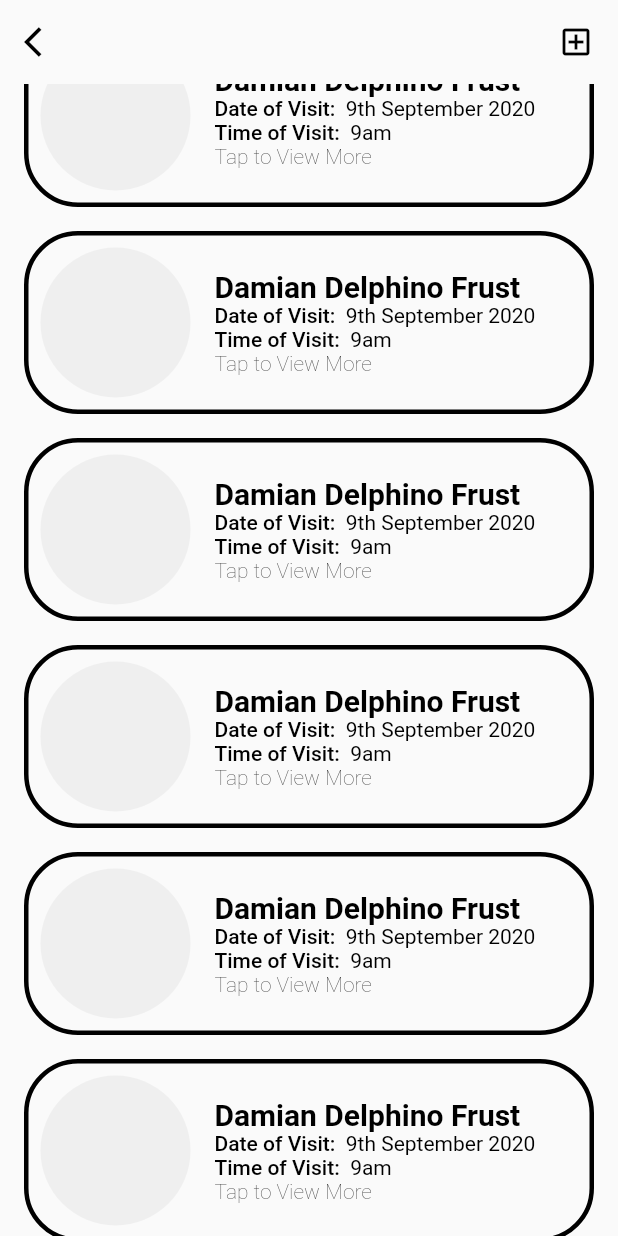
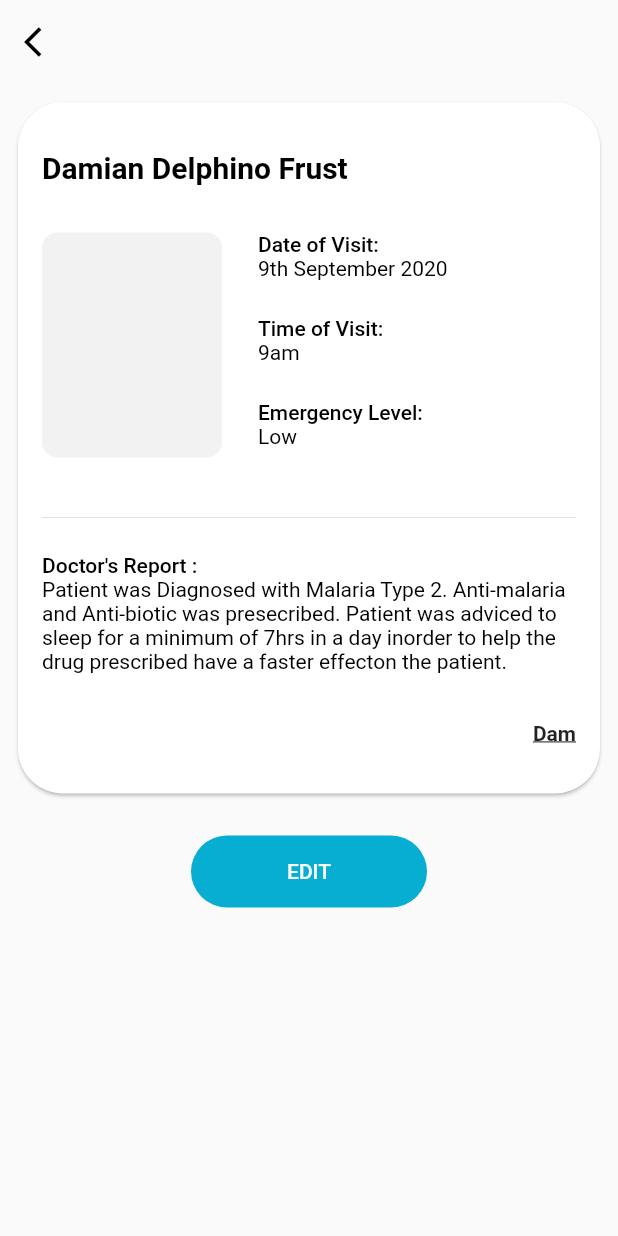
Before and after one commit to Mubaola23/IvoryCloud, a Flutter app: the AllVisitsScreen screen opened directly, scrolled down 95 dp, after a tap on "Tap to View More", on a phone screen of 412 x 824 dp. Run offline on Flutter 3.47's test engine with Material 2 defaults, Android fonts, the phone set to English and light mode, and no system bars; our stand-ins replace cloud_firestore, firebase_core, flutter_spinkit, flutter_svg; accounts and stored records are empty.

Commit message:
single visits, appButton, and other changes

```diff
--- a/lib/src/views/screens/all_reports_screen.dart
+++ b/lib/src/views/screens/all_reports_screen.dart
@@ -1,5 +1,4 @@
 import 'package:IvoryCloud/src/core/constants.dart';
-import 'package:IvoryCloud/src/views/screens/patient_screen.dart';
 import 'package:flutter/material.dart';
 
 class AllReportsScreen extends StatefulWidget {
@@ -15,8 +14,7 @@ class _AllReportsScreenState extends State<AllReportsScreen> {
         elevation: 0.0,
         backgroundColor: Colors.transparent,
         leading: GestureDetector(
-          onTap: () => Navigator.of(context)
-              .push(MaterialPageRoute(builder: (context) => PatientScreen())),
+          onTap: () => Navigator.pop(context),
           child: Icon(
             Icons.arrow_back_ios,
             color: Colors.black,
--- a/lib/src/views/screens/all_visits_screen.dart
+++ b/lib/src/views/screens/all_visits_screen.dart
@@ -1,5 +1,6 @@
 import 'package:IvoryCloud/src/core/constants.dart';
-import 'package:IvoryCloud/src/views/screens/patient_screen.dart';
+import 'package:IvoryCloud/src/views/screens/add_visits.dart';
+import 'package:IvoryCloud/src/views/screens/single_visit_screen.dart';
 import 'package:flutter/material.dart';
 
 class AllVisitsScreen extends StatefulWidget {
@@ -15,8 +16,7 @@ class _AllVisitsScreenState extends State<AllVisitsScreen> {
         elevation: 0.0,
         backgroundColor: Colors.transparent,
         leading: GestureDetector(
-          onTap: () => Navigator.of(context)
-              .push(MaterialPageRoute(builder: (context) => PatientScreen())),
+          onTap: () => Navigator.pop(context),
           child: Icon(
             Icons.arrow_back_ios,
             color: Colors.black,
@@ -26,8 +26,10 @@ class _AllVisitsScreenState extends State<AllVisitsScreen> {
           Padding(
             padding: const EdgeInsets.only(right: 16.0),
             child: GestureDetector(
-              onTap: () => Navigator.of(context).push(
-                  MaterialPageRoute(builder: (context) => PatientScreen())),
+              onTap: () {
+                Navigator.of(context)
+                    .push(MaterialPageRoute(builder: (context) => AddVisits()));
+              },
               child: Icon(
                 Icons.add_box_outlined,
                 color: Colors.black,
@@ -77,7 +79,7 @@ class _AllVisitsScreenState extends State<AllVisitsScreen> {
                 margin: EdgeInsets.only(top: 16),
                 child: Row(children: [
                   CircleAvatar(
-                    radius: 50,
+                    radius: 40,
                     backgroundColor: kTextFieldFillColor,
                   ),
                   kSmallHorizontalSpacing,
@@ -114,7 +116,10 @@ class _AllVisitsScreenState extends State<AllVisitsScreen> {
                         ),
                       ),
                       GestureDetector(
-                        onTap: () {},
+                        onTap: () {
+                          Navigator.of(context).push(MaterialPageRoute(
+                              builder: (context) => SingleVisitScreen()));
+                        },
                         child: Text(
                           'Tap to View More',
                           style: TextStyle(fontWeight: FontWeight.w200),
--- /dev/null
+++ b/lib/src/views/screens/single_visit_screen.dart
@@ -0,0 +1,166 @@
+import 'package:IvoryCloud/src/core/constants.dart';
+import 'package:IvoryCloud/src/views/widgets/app_button.dart';
+import 'package:flutter/material.dart';
+
+class SingleVisitScreen extends StatefulWidget {
+  String name;
+  @override
+  _SingleVisitScreenState createState() => _SingleVisitScreenState();
+}
+
+class _SingleVisitScreenState extends State<SingleVisitScreen> {
+  @override
+  Widget build(BuildContext context) {
+    return Scaffold(
+      appBar: AppBar(
+        elevation: 0.0,
+        backgroundColor: Colors.transparent,
+        leading: GestureDetector(
+          onTap: () {
+            Navigator.pop(context);
+          },
+          child: Icon(
+            Icons.arrow_back_ios,
+            color: Colors.black,
+          ),
+        ),
+      ),
+      body: Padding(
+        padding: const EdgeInsets.all(8.0),
+        child: Column(
+          children: [
+            Visit(),
+            kMediumVerticalSpacing,
+            AppButton(text: 'EDIT', onPressed: () {}),
+          ],
+        ),
+      ),
+    );
+  }
+}
+
+class Visit extends StatelessWidget {
+  String name = 'Damian Delphino Frust';
+  String date = '9th September 2020';
+  String time = '9am';
+  String emergencyLevel = 'Low';
+  @override
+  Widget build(BuildContext context) {
+    return Card(
+      shape: RoundedRectangleBorder(
+        borderRadius: BorderRadius.circular(30),
+      ),
+      child: Padding(
+        padding: const EdgeInsets.symmetric(horizontal: 16.0, vertical: 32.0),
+        child: Column(
+          mainAxisAlignment: MainAxisAlignment.start,
+          crossAxisAlignment: CrossAxisAlignment.start,
+          children: [
+            Text(
+              name,
+              style: kHeadingText,
+            ),
+            kLargeVerticalSpacing,
+            Row(
+              mainAxisAlignment: MainAxisAlignment.start,
+              crossAxisAlignment: CrossAxisAlignment.start,
+              children: [
+                Container(
+                  width: 120,
+                  height: 150,
+                  decoration: BoxDecoration(
+                      color: kTextFieldFillColor,
+                      borderRadius: BorderRadius.circular(10)),
+                ),
+                kMediumHorizontalSpacing,
+                Column(
+                  crossAxisAlignment: CrossAxisAlignment.start,
+                  children: [
+                    Text.rich(
+                      TextSpan(
+                        text: 'Date of Visit:\n',
+                        style: kLabelText,
+                        children: <TextSpan>[
+                          TextSpan(
+                            text: date,
+                            style: TextStyle(fontWeight: FontWeight.w400),
+                          )
+                        ],
+                      ),
+                    ),
+                    kMediumVerticalSpacing,
+                    Text.rich(
+                      TextSpan(
+                        text: 'Time of Visit:\n',
+                        style: kLabelText,
+                        children: <TextSpan>[
+                          TextSpan(
+                            text: time,
+                            style: TextStyle(fontWeight: FontWeight.w400),
+                          ),
+                        ],
+                      ),
+                    ),
+                    kMediumVerticalSpacing,
+                    Text.rich(
+                      TextSpan(
+                        text: 'Emergency Level:\n',
+                        style: kLabelText,
+                        children: <TextSpan>[
+                          TextSpan(
+                            text: emergencyLevel,
+                            style: TextStyle(fontWeight: FontWeight.w400),
+                          ),
+                        ],
+                      ),
+                    ),
+                  ],
+                ),
+              ],
+            ),
+            kLargeVerticalSpacing,
+            Divider(),
+            kSmallVerticalSpacing,
+            Text.rich(
+              TextSpan(
+                text: 'Doctor\'s Report :\n',
+                style: kLabelText,
+                children: <TextSpan>[
+                  TextSpan(
+                    text:
+                        'Patient was Diagnosed with Malaria Type 2. Anti-malaria and Anti-biotic was presecribed. Patient was adviced to sleep for a minimum of 7hrs in a day inorder to help the drug prescribed have a faster effecton the patient.',
+                    style: TextStyle(fontWeight: FontWeight.w400),
+                  ),
+                ],
+              ),
+            ),
+            kLargeVerticalSpacing,
+            Row(
+              mainAxisAlignment: MainAxisAlignment.end,
+              children: [
+                Text.rich(
+                  TextSpan(
+                    text: name[0],
+                    style: TextStyle(
+                        fontWeight: FontWeight.w700,
+                        decoration: TextDecoration.underline),
+                    children: <TextSpan>[
+                      TextSpan(
+                        text: name[1],
+                        style: TextStyle(fontWeight: FontWeight.w700),
+                      ),
+                      TextSpan(
+                        text: name[2],
+                        style: TextStyle(fontWeight: FontWeight.w700),
+                      ),
+                    ],
+                  ),
+                ),
+              ],
+            ),
+          ],
+        ),
+      ),
+    );
+  }
+}
--- /dev/null
+++ b/lib/src/views/widgets/app_button.dart
@@ -0,0 +1,35 @@
+import 'package:IvoryCloud/src/core/constants.dart';
+import 'package:flutter/material.dart';
+
+class AppButton extends StatelessWidget {
+  final Function onPressed;
+  final String text;
+
+  const AppButton({
+    Key key,
+    this.onPressed,
+    @required this.text,
+  }) : super(key: key);
+
+  @override
+  Widget build(BuildContext context) {
+    return Padding(
+      padding: EdgeInsets.only(left: 40, right: 40),
+      child: Center(
+        child: Container(
+          child: RaisedButton(
+              elevation: 0,
+              shape: RoundedRectangleBorder(
+                  borderRadius: BorderRadius.circular(25)),
+              onPressed: onPressed,
+              textColor: Colors.white,
+              color: kPrimaryColor,
+              padding: EdgeInsets.symmetric(horizontal: 64.0, vertical: 16.0),
+              child: new Text(
+                text,
+              )),
+        ),
+      ),
+    );
+  }
+}
--- a/lib/src/views/widgets/app_dropdown.dart
+++ b/lib/src/views/widgets/app_dropdown.dart
@@ -4,16 +4,13 @@ import 'package:flutter/material.dart';
 class AppDropdown extends StatelessWidget {
   final List<String> items;
   final String value;
-  final String label;
   final void Function(String) onChanged;
   final String Function(String) validator;
-
   const AppDropdown({
     Key key,
     @required this.items,
     @required this.value,
     @required this.onChanged,
-    this.label,
     this.validator,
   }) : super(key: key);
 
@@ -22,9 +19,6 @@ class AppDropdown extends StatelessWidget {
     return Column(
       crossAxisAlignment: CrossAxisAlignment.start,
       children: [
-        Text(
-          label,
-        ),
         DropdownButtonFormField(
           items: items.map(
             (String item) {
```
Also changed, not shown: lib/src/views/screens/add_patient_screen.dart (+4 -24 lines), lib/src/views/screens/add_visits.dart (added, +28 -0 lines), lib/src/views/screens/dashboard_screen.dart (+25 -3 lines), lib/src/views/screens/edit_patient_screen.dart (+8 -21 lines), lib/src/views/screens/patient_screen.dart (+18 -26 lines), lib/src/views/screens/search_screeen.dart (+25 -3 lines), lib/src/views/widgets/app_text_field.dart (+10 -9 lines).
